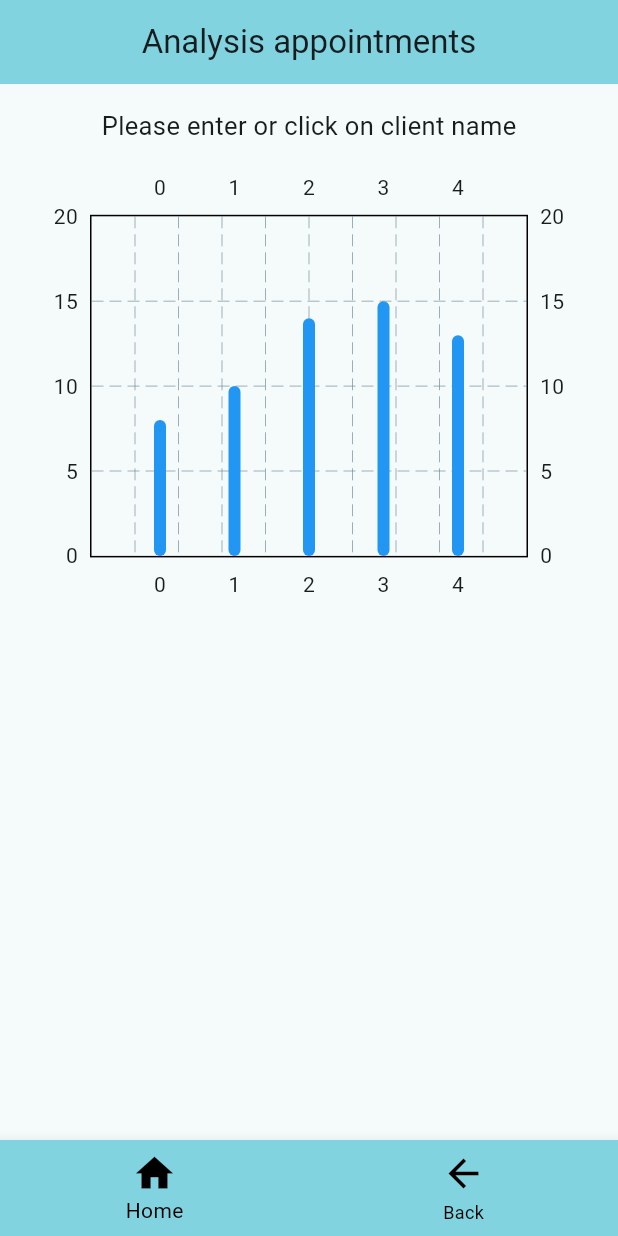
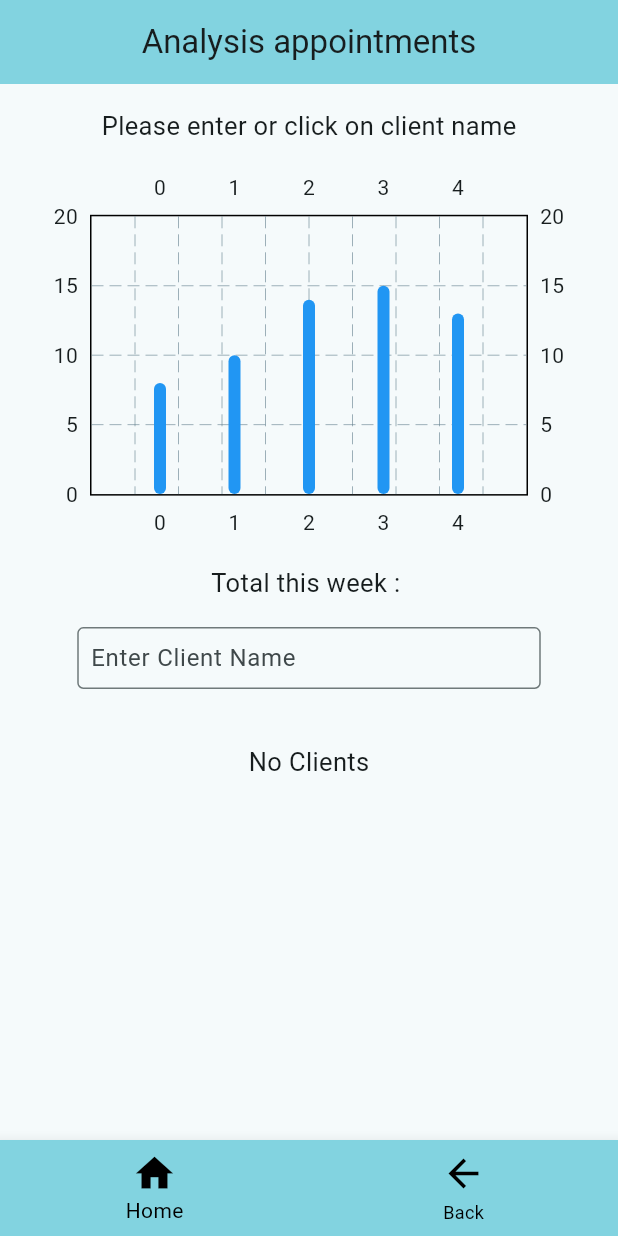
Before and after one commit to FantasyRuinX/Flutter-ManageAppointments, a Flutter app: the AnalysisAppointment screen opened by its route, on a phone screen of 412 x 824 dp. Run offline on Flutter 3.47's test engine with Material 3 defaults, Android fonts, the phone set to English and light mode, and no system bars; drawn by our look-alikes of fl_chart; our stand-ins replace device_preview, flutter_animate, flutter_local_notifications, get, permission_handler, sqflite and 1 more; missing offline and left inert: flutter_background_service; accounts and stored records are empty.

Commit message:
Updated UI for analysisAppointment.dart

```diff
--- a/lib/UI/analysisAppointment.dart
+++ b/lib/UI/analysisAppointment.dart
@@ -16,8 +16,10 @@ class AnalysisAppointment extends StatefulWidget {
 }
 
 class _AnalysisAppointmentState extends State<AnalysisAppointment> {
+  final TextEditingController _txtClientName = TextEditingController();
   List<Event> _clientsData = [];
   final List<String> _clientNameList = [];
+  String _selectedClient = "";
   int _selectedItem = 0;
   late Size _screenSize = MediaQuery.sizeOf(context);
 
@@ -32,6 +34,12 @@ class _AnalysisAppointmentState extends State<AnalysisAppointment> {
     await eventViewModel.readDB();
     setState(() {
       _clientsData = eventViewModel.organisedEvents;
+
+      for (int index = 0; index < _clientsData.length; index++) {
+        if (!_clientNameList.contains(_clientsData[index].name)) {
+          _clientNameList.add(_clientsData[index].name);
+        }
+      }
     });
   }
 
@@ -49,6 +57,43 @@ class _AnalysisAppointmentState extends State<AnalysisAppointment> {
           break;
       }
     });
+  }
+
+  Widget appointmentNameList() {
+    if (_clientsData.isEmpty) {
+      return const Center(
+          child: Column(
+              mainAxisAlignment: MainAxisAlignment.start,
+              children: <Widget>[
+                SizedBox(height: 20),
+                Text(style: TextStyle(fontSize: 17), "No Clients"),
+                SizedBox(height: 20)
+              ]));
+    }
+
+    return ListView.builder(
+      padding: const EdgeInsets.all(8),
+      itemCount: _clientNameList.length,
+      itemBuilder: (BuildContext context, int index) {
+        return TextButton(
+            style: ButtonStyle(
+                shape: WidgetStateProperty.all(RoundedRectangleBorder(
+                    borderRadius:
+                    const BorderRadius.all(Radius.circular(4)),
+                    side: BorderSide(
+                        color: Theme.of(context).colorScheme.primary,
+                        width: 2))),
+                backgroundColor: WidgetStateProperty.all(
+                    Theme.of(context).colorScheme.inversePrimary)),
+            onPressed: () => setState(() {
+              _selectedClient = _clientNameList[index];
+            }),
+            child: Text(_clientNameList[index]))
+            .animate(delay: (250 + (index * 100)).ms)
+            .fadeIn()
+            .slideY();
+      },
+    );
   }
 
 
@@ -79,7 +124,7 @@ class _AnalysisAppointmentState extends State<AnalysisAppointment> {
                                 "Please enter or click on client name")),
                             SizedBox(
                               width: _screenSize.width,
-                              height: _screenSize.height * 0.35,
+                              height: _screenSize.height * 0.3,
                               child : BarChart(BarChartData(
                                 maxY: 20,
                                 barGroups: [
@@ -91,6 +136,35 @@ class _AnalysisAppointmentState extends State<AnalysisAppointment> {
                                 ],
                               ))
                             ),
+                            SizedBox(height: _screenSize.height * 0.02),
+                            SizedBox(
+                                height: _screenSize.height * 0.05,
+                                child: const Text(
+                                    style: TextStyle(fontSize: 17),
+                                    "Total this week : ")),
+                            SizedBox(
+                                height: _screenSize.height * 0.05,
+                                width: _screenSize.width * 0.75,
+                                child: TextField(
+                                    controller: _txtClientName,
+                                    onSubmitted: (value) {
+                                      setState(() {
+                                        if (_clientNameList
+                                            .contains(_txtClientName.text)) {
+                                          _selectedClient = _txtClientName.text;
+                                        }
+                                      });
+                                    },
+                                    decoration: const InputDecoration(
+                                        contentPadding: EdgeInsets.symmetric(
+                                            vertical: 0.0, horizontal: 5.0),
+                                        border: OutlineInputBorder(),
+                                        hintText: "Enter Client Name"))),
+                            SizedBox(height: _screenSize.height * 0.02),
+                            SizedBox(
+                                width: _screenSize.width,
+                                height: _screenSize.height * 0.25,
+                                child: appointmentNameList()),
                       ]))),
               bottomNavigationBar: BottomNavigationBar(
                 items: const <BottomNavigationBarItem>[
```
